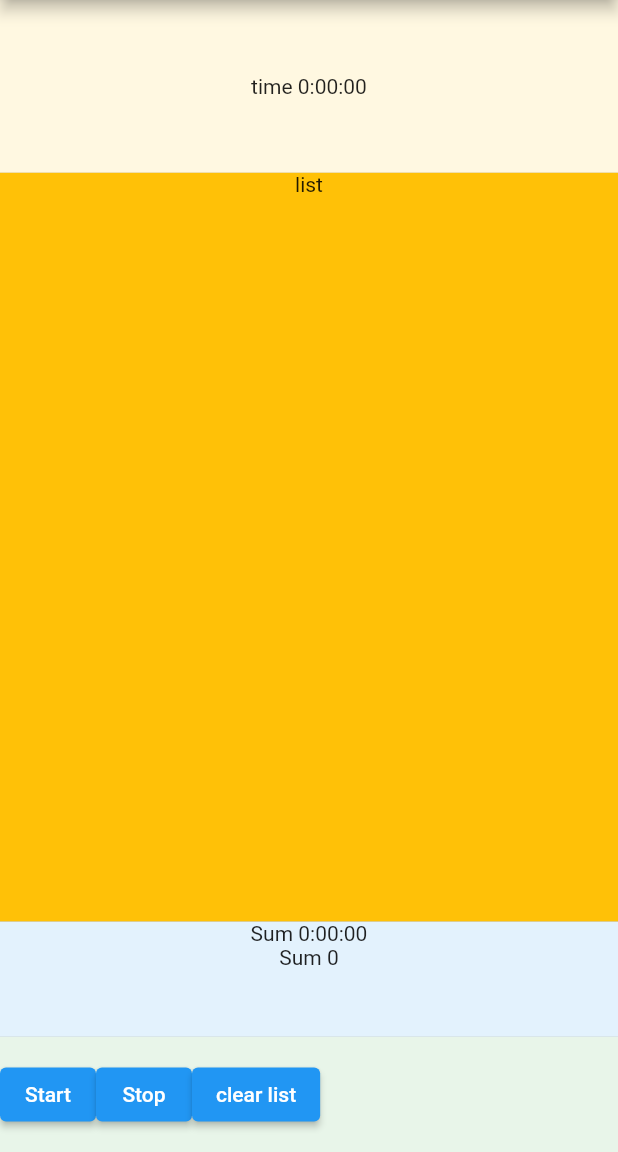
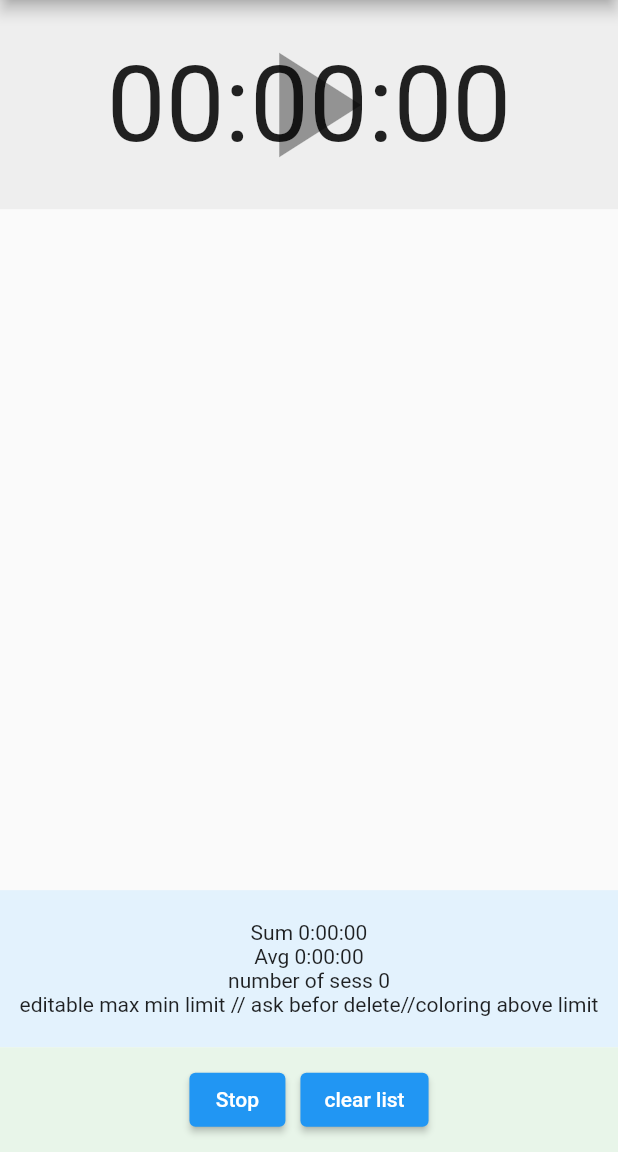
Before and after one commit to MahmoudMokhtar34/timer, a Flutter app: the screen it shows after launch, on a phone screen of 412 x 824 dp, the part 84-1236 px from its top. Run offline on Flutter 3.47's test engine with Material 2 defaults, Android fonts, the phone set to English and light mode, and no system bars.

Commit message:
setstate bug fix and delete session

```diff
--- a/lib/pages/home_page/controls_list.dart
+++ b/lib/pages/home_page/controls_list.dart
@@ -24,7 +24,11 @@ class _InheritedTimerState extends State<InheritedTimer> {
     return Column(
       children: [
 //timer
-        TimeWidget(provider: provider, appState: appState),
+        TimeWidget(
+          provider: provider,
+          appState: appState,
+          textStyle: const TextStyle(),
+        ),
 //Start / Pause / Resume Button
         ElevatedButton(
           onPressed: () {
--- a/lib/pages/home_page/home_page.dart
+++ b/lib/pages/home_page/home_page.dart
@@ -28,13 +28,13 @@ class _HomePageState extends State<HomePage> {
             SafeArea(
           child: Container(
             width: double.infinity,
-            color: Colors.grey,
+            color: Colors.grey[50],
             child: Column(
               crossAxisAlignment: CrossAxisAlignment.center,
               children: [
 //Timer
                 Expanded(
-                  flex: 15,
+                  flex: 20,
                   child: timer(provider, appState),
                 ),
 //List of sessions,
@@ -44,8 +44,8 @@ class _HomePageState extends State<HomePage> {
                 ),
 //Statistics,
                 Expanded(
-                  flex: 10,
-                  child: statistics(provider),
+                  flex: 15,
+                  child: statistics(provider, appState),
                 ),
 //buttons,
                 Expanded(
@@ -58,51 +58,138 @@ class _HomePageState extends State<HomePage> {
         ));
   }
 
-  Container timer(Provider provider, AppState appState) {
-    return Container(
-        color: Colors.amber[50],
+  Widget timer(Provider provider, AppState appState) {
+    Widget start = appState.isStarted
+        ? const SizedBox()
+        : const Center(
+            child: SizedBox.expand(
+                child: IconButton(
+            onPressed: null,
+            icon: Icon(
+              Icons.play_arrow,
+              size: 120,
+            ),
+          )));
+    Widget resume = appState.isStarted ? const Icon(Icons.pause) : Container();
+
+    return Stack(
+      children: [
+        Container(
           width: double.infinity,
+          color: Colors.grey[200],
           alignment: Alignment.center,
-        child: TimeWidget(provider: provider, appState: appState));
+          child: FittedBox(
+            child: Column(
+              mainAxisAlignment: MainAxisAlignment.center,
+              children: [
+                TimeWidget(
+                  provider: provider,
+                  appState: appState,
+                  textStyle: const TextStyle(fontSize: 70),
+                ),
+              ],
+            ),
+          ),
+        ),
+        Align(
+          alignment: Alignment.bottomCenter,
+          child: resume,
+        ),
+        start,
+        GestureDetector(
+          onTap: () {
+            provider.startPAuseResume(
+                appState: appState, provider: provider, setState: setState);
+            print('### press ${appState.press++}');
+          },
+        )
+      ],
+    );
   }
 
   Container sessionsList(AppState appState, Provider provider) {
     return Container(
-      color: Colors.amber,
+      color: Colors.grey[50],
       width: double.infinity,
       alignment: Alignment.topCenter,
-      child: Column(
-        children: <Widget>[
-          const Text('list'),
+      child:
           //...appState.sessions.map((e) => Text(e.toString())),
-          Expanded(
-            child: ListView.builder(
+          ListView.builder(
         itemCount: appState.sessions.length,
         itemBuilder: (BuildContext context, int index) {
           return Card(
-                  margin: const EdgeInsets.all(8.0),
-                  child: Center(
-                      child: Text(
-                          provider.formatDuration(appState.sessions[index]))),
+            key: ObjectKey(appState.sessions[index]),
+            child: ListTile(
+              leading: Text('${index + 1}'),
+              title: Text(provider.formatDuration(appState.sessions[index])),
+              trailing: IconButton(
+                  onPressed: () {
+                    showDialog(
+                        context: context,
+                        builder: ((context) {
+                          return deleteDialog(
+                              index,
+                              provider,
+                              appState,
+                              context,
+                              () => provider.deleteOneSession(
+                                    appState,
+                                    index,
+                                    setState,
+                                  ),
+                              'Confirm to delete Session ${index + 1}');
+                        }));
+                  },
+                  icon: const Icon(Icons.delete)),
+            ),
           );
         },
-            ),
-          ),
-        ],
       ),
     );
   }
 
-  Container statistics(Provider provider) {
+  Widget deleteDialog(int? index, Provider provider, AppState appState,
+      BuildContext context, Function delete, String message) {
+    return Center(
+      child: Container(
+          decoration: BoxDecoration(
+              color: Colors.grey[100],
+              borderRadius: const BorderRadius.all(Radius.circular(20))),
+          height: 200,
+          width: double.infinity,
+          alignment: Alignment.center,
+          margin: const EdgeInsetsDirectional.all(30),
+          child: Column(
+            children: [
+              Text(message),
+              TextButton.icon(
+                icon: const Icon(Icons.delete),
+                label: const Text('Delete'),
+                onPressed: () {
+                  delete();
+                  Navigator.pop(context);
+                },
+              )
+            ],
+          )),
+    );
+  }
+
+  Container statistics(Provider provider, AppState appState) {
     return Container(
       color: Colors.blue[50],
       width: double.infinity,
       alignment: Alignment.center,
+      child: FittedBox(
         child: Column(
           children: [
             Text('Sum ${provider.formatDuration(provider.sumSessions())}'),
-          Text('Sum ${provider.sumSessions().inSeconds}'),
+            Text('Avg ${provider.formatDuration(provider.avgSessions())}'),
+            Text('number of sess ${appState.sessions.length}'),
+            const Text(
+                'editable max min limit // ask befor delete//coloring above limit'),
           ],
+        ),
       ),
     );
   }
@@ -112,22 +199,9 @@ class _HomePageState extends State<HomePage> {
       color: Colors.green[50],
       width: double.infinity,
       alignment: Alignment.center,
+      child: FittedBox(
         child: Row(
-        crossAxisAlignment: CrossAxisAlignment.center,
           children: <Widget>[
-          //Start / Pause / Resume Button
-          ElevatedButton(
-            onPressed: () {
-              provider.startPAuseResume(
-                  appState: appState, provider: provider, setState: setState);
-              print('### press ${appState.press++}');
-            },
-            child: Text(appState.isStarted
-                ? 'pause'
-                : (appState.sessionDuration == AppState.zeroingDuration
-                    ? 'Start'
-                    : 'Resume')),
-          ),
             //Stop button
             ElevatedButton(
               onPressed: () {
@@ -136,15 +210,30 @@ class _HomePageState extends State<HomePage> {
               },
               child: const Text('Stop'),
             ),
+            const SizedBox(
+              width: 10,
+            ),
             ElevatedButton(
+                key: const ValueKey('deleteSessions'),
                 onPressed: () {
-                provider.deleteSessions(appState: appState, setState: setState);
+                  showDialog(
+                      context: context,
+                      builder: (context) {
+                        return deleteDialog(null, provider, appState, context,
+                            () {
+                          provider.deleteSessions(
+                            appState: appState,
+                            setState: setState,
+                          );
                           appState.test = 0;
                           appState.test2 = 0;
                           appState.press = 0;
+                        }, 'Confirm to delete ALL Session');
+                      });
                 },
                 child: const Text('clear list')),
           ],
+        ),
       ),
     );
   }
--- a/lib/pages/home_page/time_widget.dart
+++ b/lib/pages/home_page/time_widget.dart
@@ -9,16 +9,21 @@ class TimeWidget extends StatefulWidget {
     Key? key,
     required this.provider,
     required this.appState,
+    required this.textStyle,
   }) : super(key: key);
 
   final Provider provider;
   final AppState appState;
+  final TextStyle textStyle;
 
   @override
   State<TimeWidget> createState() => _TimeWidgetState();
 }
 
 class _TimeWidgetState extends State<TimeWidget> {
+  final tenHours =
+      const Duration(hours: 10, minutes: 0, seconds: 0, milliseconds: 0);
+  late Duration currentSession;
   @override
   void initState() {
     super.initState();
@@ -28,14 +33,20 @@ class _TimeWidgetState extends State<TimeWidget> {
   @override
   void didUpdateWidget(covariant TimeWidget oldWidget) {
     widget.provider.activateTimerTimer(setState: setState);
+
     super.didUpdateWidget(oldWidget);
   }
 
   @override
   Widget build(BuildContext context) {
     print('### build 2 ${widget.appState.test2++}');
+
+    currentSession =
+        widget.appState.sessionDuration + widget.appState.lapDuration;
     return Text(
-      'time ${widget.provider.formatDuration(widget.appState.sessionDuration + widget.appState.lapDuration)}',
+      //add extra zero at the left for less than 10 hours duration
+      '${currentSession < tenHours ? '0' : ''}${widget.provider.formatDuration(currentSession)}',
+      style: widget.textStyle,
     );
   }
 }
```
Also changed, not shown: lib/main.dart (+57 -0 lines), lib/model/state_widget.dart (+12 -0 lines). Lines whose indentation alone changed are shown as unchanged.
